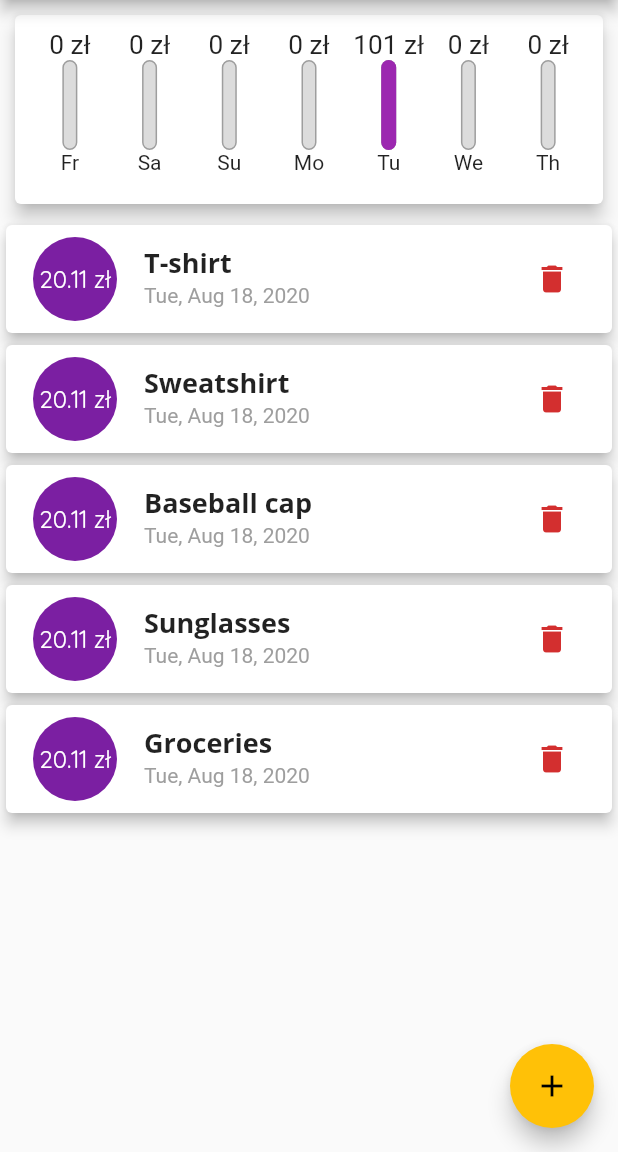
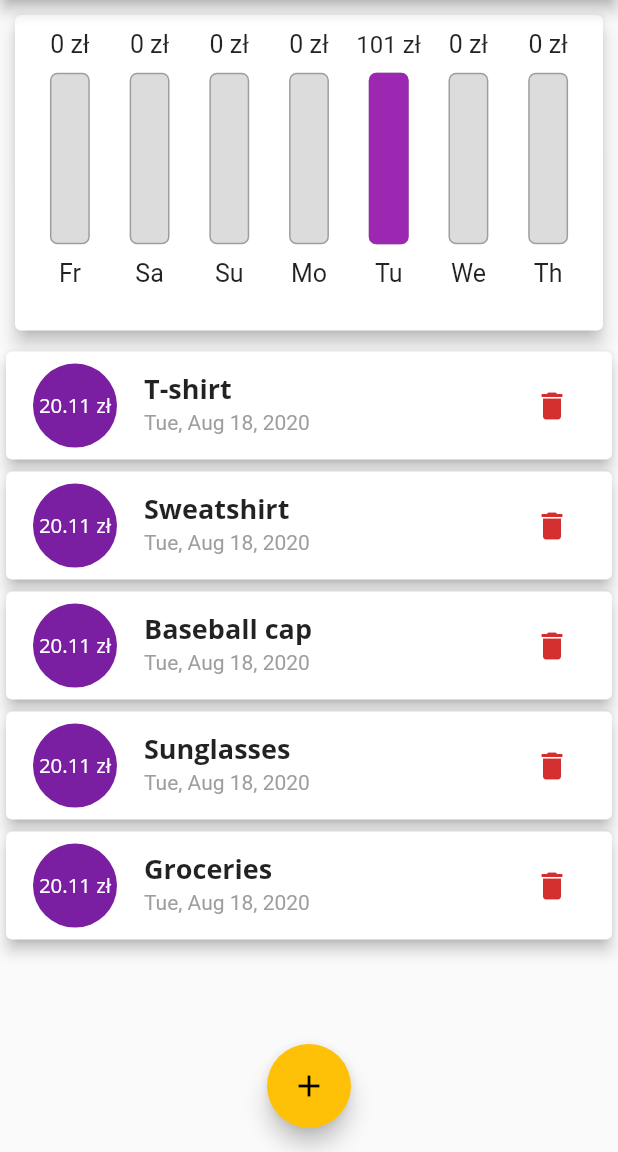
Before and after one commit to Kurczaak/My-Expenses, a Flutter app: the screen it shows after launch, after a tap on the "delete" icon, on a phone screen of 412 x 824 dp, the part 84-1236 px from its top. Run offline on Flutter 3.47's test engine with Material 2 defaults, Android fonts, the phone set to English and light mode, and no system bars.

Commit message:
Responsive and landscape view friendly

```diff
--- a/lib/main.dart
+++ b/lib/main.dart
@@ -16,7 +16,7 @@ class MyApp extends StatelessWidget {
     return MaterialApp(
       title: 'Flutter Demo',
       theme: ThemeData(
-        fontFamily: 'Quicksand',
+        fontFamily: 'OpenSans',
         textTheme: ThemeData.light().textTheme.copyWith(
               headline6: TextStyle(
                 fontFamily: 'OpenSans',
@@ -49,6 +49,8 @@ class MyHomePage extends StatefulWidget {
 }
 
 class _MyHomePageState extends State<MyHomePage> {
+  bool _showChart = true;
+
   static double generatePrice() {
     return 10 + Random().nextInt(30) + Random().nextDouble();
   }
@@ -139,8 +141,10 @@ class _MyHomePageState extends State<MyHomePage> {
 
   @override
   Widget build(BuildContext context) {
-    return Scaffold(
-      appBar: AppBar(
+    final _inLandscape =
+        MediaQuery.of(context).orientation == Orientation.landscape;
+
+    final appBar = AppBar(
       title: Text("My Expenses"),
       actions: [
         IconButton(
@@ -148,15 +152,53 @@ class _MyHomePageState extends State<MyHomePage> {
           onPressed: () => _startAddNewTransaction(context),
         )
       ],
+    );
+
+    final chartContainer = Container(
+      height: (MediaQuery.of(context).size.height -
+              appBar.preferredSize.height -
+              MediaQuery.of(context).padding.vertical) *
+          (_inLandscape ? 0.6 : 0.3),
+      child: Chart(recentTransactions),
+    );
+
+    final txListContainer = Container(
+      height: (MediaQuery.of(context).size.height -
+              appBar.preferredSize.height -
+              MediaQuery.of(context).padding.vertical) *
+          (_inLandscape ? 0.8 : 0.7),
+      child: TransactionList(transactions, _deleteTransaction),
+    );
+
+    final mySwitch = Row(
+      children: [
+        Padding(
+          padding: const EdgeInsets.fromLTRB(10, 0, 0, 0),
+          child: Text(
+            'Show Chart',
+            style: TextStyle(fontFamily: 'OpenSans'),
           ),
+        ),
+        Switch(
+          value: _showChart,
+          onChanged: (val) {
+            setState(() {
+              _showChart = val;
+            });
+          },
+        ),
+      ],
+    );
+
+    return Scaffold(
+      appBar: appBar,
       body: SingleChildScrollView(
         child: Column(
           children: [
-            Chart(recentTransactions),
-            Container(
-              height: 415,
-              child: TransactionList(transactions, _deleteTransaction),
-            ),
+            if (_inLandscape) mySwitch,
+            if (_inLandscape) _showChart ? chartContainer : txListContainer,
+            if (!_inLandscape) chartContainer,
+            if (!_inLandscape) txListContainer,
           ],
         ),
       ),
@@ -164,6 +206,7 @@ class _MyHomePageState extends State<MyHomePage> {
         child: Icon(Icons.add),
         onPressed: () => _startAddNewTransaction(context),
       ),
+      floatingActionButtonLocation: FloatingActionButtonLocation.centerFloat,
     );
   }
 }
--- a/lib/widgets/chart_bar.dart
+++ b/lib/widgets/chart_bar.dart
@@ -9,42 +9,78 @@ class ChartBar extends StatelessWidget {
 
   @override
   Widget build(BuildContext context) {
+    return LayoutBuilder(
+      builder: (context, constraints) {
+        return _Bar(
+          spending: spending,
+          pctSpending: pctSpending,
+          label: label,
+          constraints: constraints,
+        );
+      },
+    );
+  }
+}
+
+class _Bar extends StatelessWidget {
+  const _Bar({
+    Key key,
+    @required this.spending,
+    @required this.pctSpending,
+    @required this.label,
+    @required this.constraints,
+  }) : super(key: key);
+
+  final double spending;
+  final double pctSpending;
+  final String label;
+  final BoxConstraints constraints;
+
+  @override
+  Widget build(BuildContext context) {
     return Column(
       children: [
         Container(
-          height: 20,
+          padding: EdgeInsets.symmetric(horizontal: 5, vertical: 0),
+          height: constraints.maxHeight * 0.1,
           child: FittedBox(
-            child: Text(spending.toStringAsFixed(0) + ' zł'),
+            child: Text(
+              spending.toStringAsFixed(0) + ' zł',
+              softWrap: true,
+            ),
           ),
         ),
         Container(
-          width: 10,
-          height: 60,
+          width: constraints.maxWidth * 0.5,
+          margin: EdgeInsets.all(constraints.maxHeight * 0.05),
+          height: constraints.maxHeight * 0.6,
           child: Stack(
+            alignment: Alignment.bottomCenter,
             children: [
               Container(
                 alignment: Alignment.center,
                 decoration: BoxDecoration(
                   border: Border.all(color: Colors.grey, width: 1),
                   color: Color.fromRGBO(220, 220, 220, 1),
-                  borderRadius: BorderRadius.circular(10),
+                  borderRadius: BorderRadius.circular(5),
                 ),
               ),
               FractionallySizedBox(
-                  alignment: Alignment.bottomRight,
                   heightFactor: pctSpending,
                   child: Container(
                     decoration: BoxDecoration(
                       color: Theme.of(context).primaryColor,
-                      borderRadius: BorderRadius.circular(10),
+                      borderRadius: BorderRadius.circular(5),
                     ),
                   )),
             ],
           ),
         ),
-        Text(label),
-        SizedBox(
-          height: 10,
+        Container(
+          height: constraints.maxHeight * 0.1,
+          child: FittedBox(
+            child: Text(label),
+          ),
         ),
       ],
     );
```
Also changed, not shown: pubspec.yaml (+6 -6 lines). Lines whose indentation alone changed are shown as unchanged.
